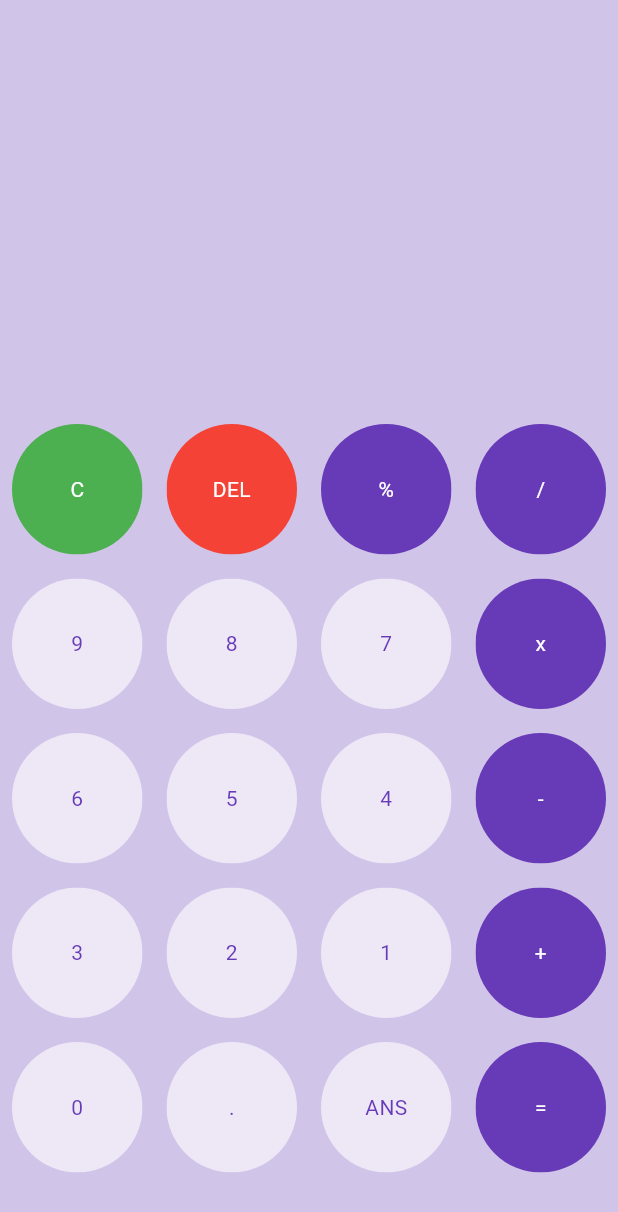
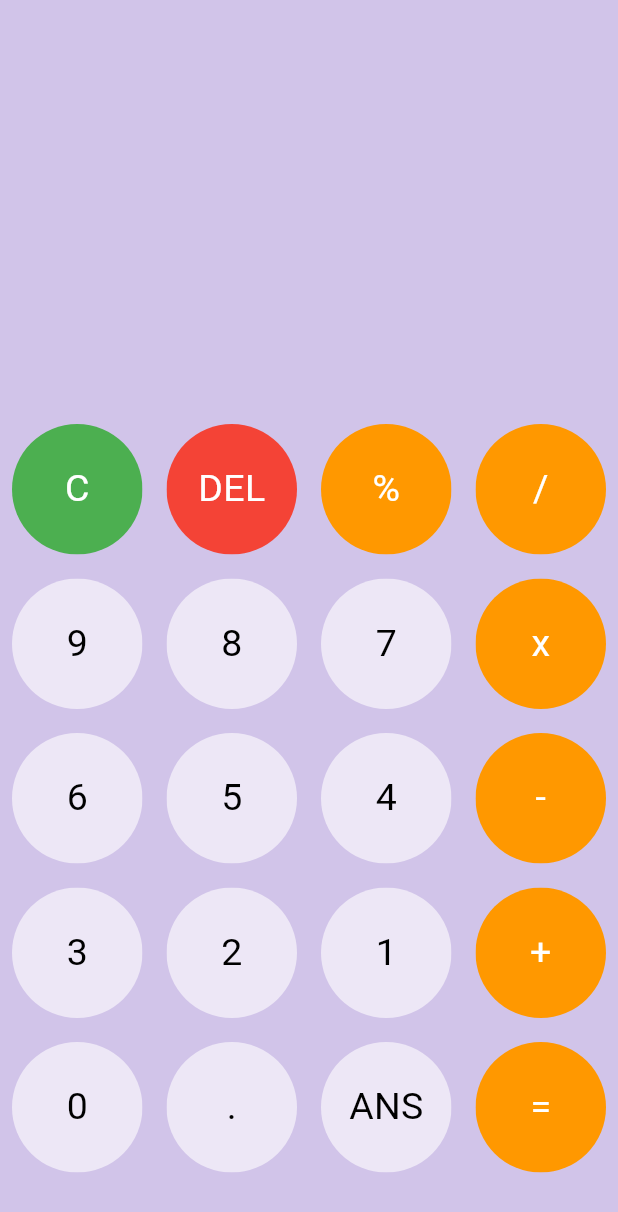
Before and after one commit to Dannansilva/Calculator, a Flutter app: the screen it shows after launch, on a phone screen of 412 x 824 dp. Shown: the top 1212 px of the screen. Run offline on Flutter 3.47's test engine with Material 3 defaults, Android fonts, the phone set to English and light mode, and no system bars.

```diff
--- a/calculator/lib/buttons.dart
+++ b/calculator/lib/buttons.dart
@@ -3,24 +3,29 @@
 import 'package:flutter/material.dart';
 
 class MyButton extends StatelessWidget {
-  MyButton({super.key, this.color, this.textColor, required this.buttonText});
+  MyButton({super.key, this.color, this.textColor, required this.buttonText, this.buttonTapped});
 
   final color;
   final textColor;
   final String buttonText;
+  final buttonTapped;
 
   @override
   Widget build(BuildContext context) {
-    return Padding(
+    return GestureDetector(
+      onTap: buttonTapped ,
+      child: Padding(
         padding: const EdgeInsets.all(8.0),
         child: ClipRRect(
             borderRadius: BorderRadius.circular(50),
             child: Container(
               color: color,
               child: Center(
-              child: Text(buttonText, style: TextStyle(color: textColor)),
+                child: Text(buttonText,
+                    style: TextStyle(color: textColor, fontSize: 25)),
               ),
             )),
+      ),
     );
   }
 }
--- a/calculator/lib/main.dart
+++ b/calculator/lib/main.dart
@@ -1,4 +1,4 @@
-// ignore_for_file: prefer_const_constructors, use_key_in_widget_constructors, library_private_types_in_public_api, avoid_unnecessary_containers
+// ignore_for_file: prefer_const_constructors, use_key_in_widget_constructors, library_private_types_in_public_api, avoid_unnecessary_containers, prefer_const_literals_to_create_immutables
 
 import 'package:calculator/buttons.dart';
 import 'package:flutter/material.dart';
@@ -23,6 +23,9 @@ class HomePage extends StatefulWidget {
   @override
   _HomePageState createState() => _HomePageState();
 }
+
+var userQuestion = '';
+var userAnswer = '';
 
 class _HomePageState extends State<HomePage> {
   final List<String> buttons = [
@@ -55,7 +58,32 @@ class _HomePageState extends State<HomePage> {
       body: Column(
         children: [
           Expanded(
-            child: Container(),
+            child: Container(
+              child: Column(
+                mainAxisAlignment: MainAxisAlignment.spaceEvenly,
+                children: [
+                  SizedBox(
+                    height: 50,
+                  ),
+                  Container(
+                    alignment: Alignment.centerLeft,
+                    padding: EdgeInsets.all(20),
+                    child: Text(
+                      userQuestion,
+                      style: TextStyle(fontSize: 20),
+                    ),
+                  ),
+                  Container(
+                    alignment: Alignment.centerRight,
+                    padding: EdgeInsets.all(20),
+                    child: Text(
+                      userAnswer,
+                      style: TextStyle(fontSize: 20),
+                    ),
+                  ),
+                ],
+              ),
+            ),
           ),
           Expanded(
             flex: 2,
@@ -66,27 +94,45 @@ class _HomePageState extends State<HomePage> {
                     gridDelegate: SliverGridDelegateWithFixedCrossAxisCount(
                         crossAxisCount: 4),
                     itemBuilder: (BuildContext context, int index) {
+                      //clear
                       if (index == 0) {
                         return MyButton(
+                          buttonTapped: () {
+                            setState(() {
+                              userQuestion = '';
+                            });
+                          },
                           buttonText: buttons[index],
                           color: Colors.green,
                           textColor: Colors.white,
                         );
+                        //delete
                       } else if (index == 1) {
                         return MyButton(
+                          buttonTapped: () {
+                            setState(() {
+                              userQuestion = userQuestion.substring(
+                                  0, userQuestion.length - 1);
+                            });
+                          },
                           buttonText: buttons[index],
                           color: Colors.red,
                           textColor: Colors.white,
                         );
                       } else {
                         return MyButton(
+                          buttonTapped: () {
+                            setState(() {
+                              userQuestion += buttons[index];
+                            });
+                          },
                           buttonText: buttons[index],
                           color: isOperator(buttons[index])
-                              ? Colors.deepPurple
+                              ? Colors.orange
                               : Colors.deepPurple[50],
                           textColor: isOperator(buttons[index])
                               ? Colors.white
-                              : Colors.deepPurple,
+                              : Colors.black,
                         );
                       }
                     }),
```
Lines whose indentation alone changed are shown as unchanged.
